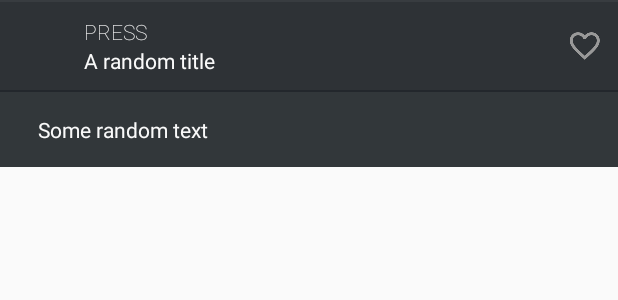
After one commit to jamesnocentini/GrowthHackersReader, an Android app: the layout item_article.xml on its own in the app's theme, with its tools: preview values and no code run, on a phone screen of 412 x 824 dp. The commit adds this screen. Shown: the top 300 px of the screen. Run offline under Robolectric (Android 15) with nearby library versions, the light colour scheme and no system bars.

Commit message:
add recycler view

```diff
--- a/android/app/src/main/AndroidManifest.xml
+++ b/android/app/src/main/AndroidManifest.xml
@@ -3,12 +3,13 @@
     package="android.jamiltz.com.growthhackersreader" >
 
     <application
+        android:name="com.workshop.growthhackersreader.Application"
         android:allowBackup="true"
         android:icon="@drawable/ic_launcher"
         android:label="@string/app_name"
         android:theme="@style/AppTheme.Base" >
         <activity
-            android:name=".MainActivity"
+            android:name="com.workshop.growthhackersreader.MainActivity"
             android:label="@string/app_name" >
             <intent-filter>
                 <action android:name="android.intent.action.MAIN" />
--- /dev/null
+++ b/android/app/src/main/res/layout/item_article.xml
@@ -0,0 +1,86 @@
+<?xml version="1.0" encoding="utf-8"?>
+<LinearLayout xmlns:android="http://schemas.android.com/apk/res/android"
+    android:layout_width="fill_parent"
+    android:layout_height="wrap_content"
+    android:orientation="vertical"
+    android:background="@color/header">
+
+    <View
+        android:layout_width="fill_parent"
+        android:layout_height="1dp"
+        android:background="#383C40" />
+
+    <RelativeLayout
+        android:layout_width="wrap_content"
+        android:layout_height="wrap_content"
+        android:layout_marginTop="10dp"
+        android:layout_marginBottom="10dp">
+
+        <ImageView
+            android:id="@+id/imageThumbnail"
+            android:minHeight="30dp"
+            android:layout_width="56dp"
+            android:layout_height="wrap_content"
+            android:layout_centerVertical="true"
+            android:scaleType="fitCenter"/>
+
+        <LinearLayout
+            android:layout_toRightOf="@+id/imageThumbnail"
+            android:layout_width="wrap_content"
+            android:layout_height="wrap_content"
+            android:orientation="vertical">
+
+            <TextView
+                android:layout_width="wrap_content"
+                android:layout_height="wrap_content"
+                android:id="@+id/labelTopic"
+                android:textAllCaps="true"
+                android:layout_centerVertical="true"
+                android:layout_weight="1"
+                android:gravity="center"
+                android:text="Press"
+                android:textColor="@color/background_material_light"
+                android:fontFamily="sans-serif-thin"/>
+
+            <TextView
+                android:layout_width="wrap_content"
+                android:layout_height="wrap_content"
+                android:layout_marginRight="16dp"
+                android:layout_weight="1"
+                android:id="@+id/labelTitle"
+                android:text="A random title"
+                android:textColor="@color/background_material_light"/>
+
+        </LinearLayout>
+
+
+        <ImageButton
+            android:id="@+id/buttonLike"
+            android:layout_width="wrap_content"
+            android:layout_height="wrap_content"
+            android:layout_alignParentRight="true"
+            android:layout_marginRight="10dp"
+            android:src="@drawable/ic_heart_outline_grey"
+            android:layout_centerVertical="true"
+            android:background="@android:color/transparent"/>
+
+    </RelativeLayout>
+
+    <View
+        android:layout_width="fill_parent"
+        android:layout_height="1dp"
+        android:background="#ff23272c" />
+
+    <TextView
+        android:id="@+id/summaryView"
+        android:layout_width="fill_parent"
+        android:layout_height="wrap_content"
+        android:text="Some random text"
+        android:textColor="@color/background_material_light"
+        android:background="@color/backgroundDark"
+        android:paddingTop="15dp"
+        android:paddingBottom="15dp"
+        android:paddingRight="25dp"
+        android:paddingLeft="25dp"/>
+
+</LinearLayout>
--- a/android/app/src/main/res/values/colors.xml
+++ b/android/app/src/main/res/values/colors.xml
@@ -2,4 +2,6 @@
 <resources>
     <color name="colorPrimary">#19AD91</color>
     <color name="colorPrimaryDark">#ff158c74</color>
+    <color name="header">#2E3236</color>
+    <color name="backgroundDark">#ff32373a</color>
 </resources>
--- a/android/build.gradle
+++ b/android/build.gradle
@@ -15,5 +15,9 @@ buildscript {
 allprojects {
     repositories {
         jcenter()
+
+        maven {
+            url "http://files.couchbase.com/maven2/"
+        }
     }
 }
```
Also changed, not shown: android/app/build.gradle (+13 -1 lines), android/app/src/main/java/android/jamiltz/com/growthhackersreader/MainActivity.java (deleted, +0 -43 lines), android/app/src/main/java/com/workshop/growthhackersreader/Application.java (added, +55 -0 lines), android/app/src/main/java/com/workshop/growthhackersreader/Article.java (added, +135 -0 lines), android/app/src/main/java/com/workshop/growthhackersreader/ArticleViewHolder.java (added, +119 -0 lines), android/app/src/main/java/com/workshop/growthhackersreader/FeedAdapter.java (added, +82 -0 lines), android/app/src/main/java/com/workshop/growthhackersreader/MainActivity.java (added, +79 -0 lines), android/app/src/main/java/com/workshop/growthhackersreader/RoundedTransformation.java (added, +42 -0 lines), android/app/src/main/res/layout/activity_main.xml (+4 -4 lines), android/app/src/main/res/drawable-xxhdpi/ic_heart_outline_grey.png (added), android/app/src/main/res/drawable-xxhdpi/ic_heart_red.png (added), 1 other file.
